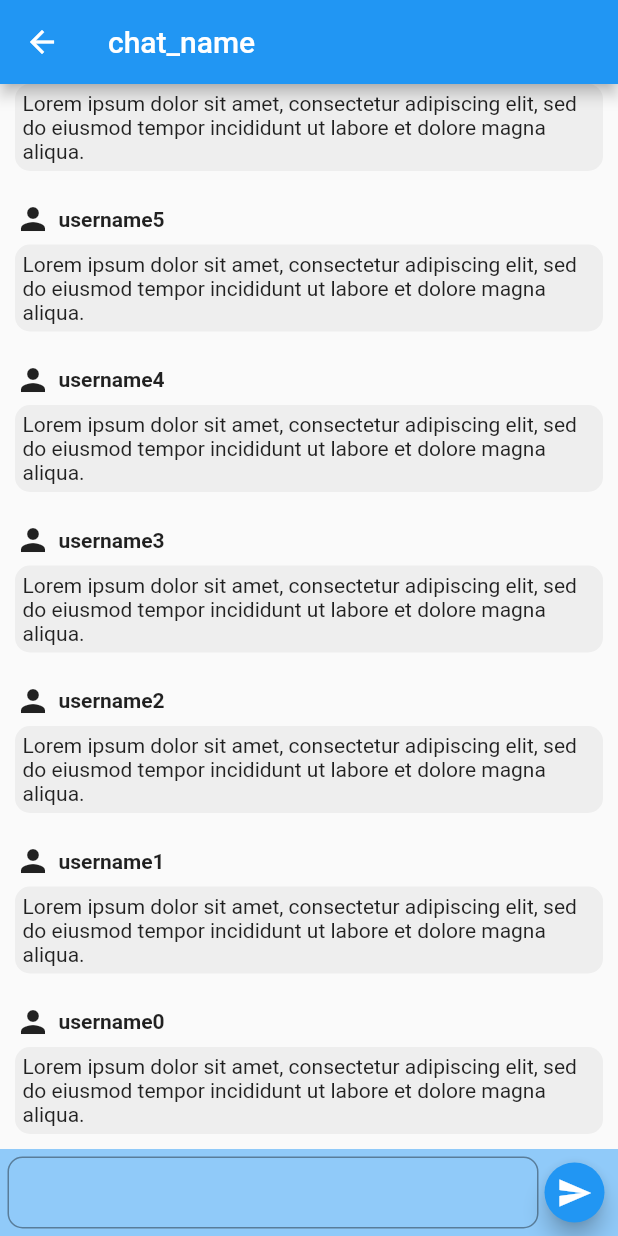
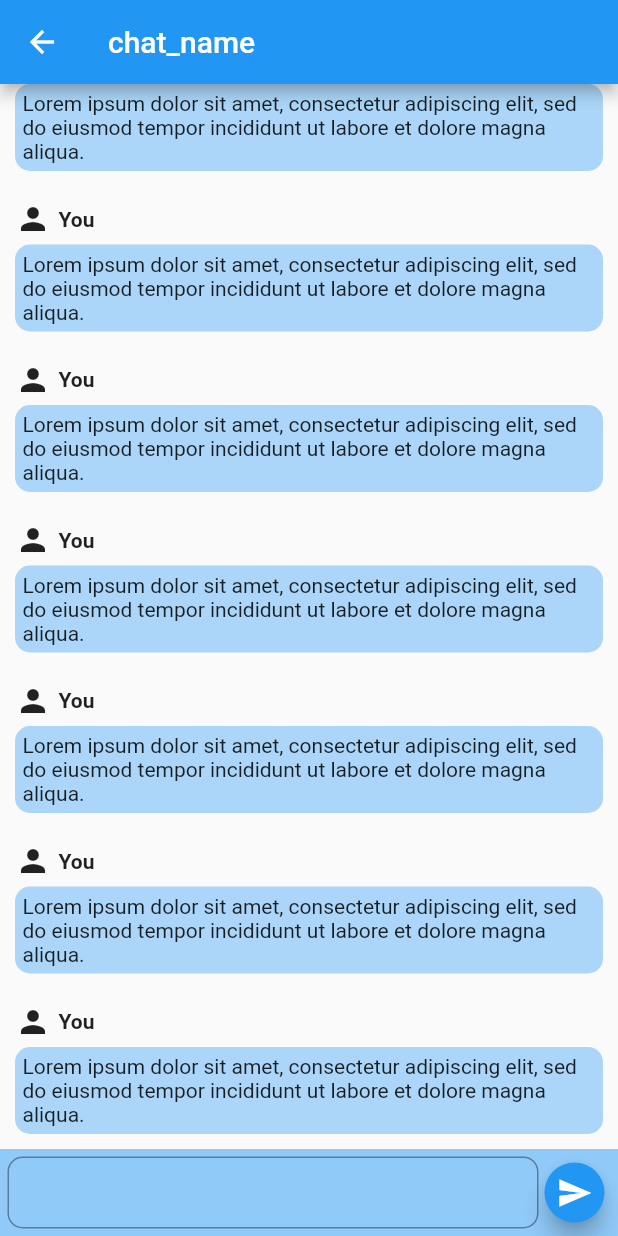
Before and after one commit to afonsoafonsoafonso/bird-chat, a Flutter app: the ChatPage screen opened by its route, on a phone screen of 412 x 824 dp. Run offline on Flutter 3.47's test engine with Material 2 defaults, Android fonts, the phone set to English and light mode, and no system bars.

Commit message:
distinction between other users messages and user messages

```diff
--- a/bird_chat/lib/main.dart
+++ b/bird_chat/lib/main.dart
@@ -1,3 +1,4 @@
+import 'package:bird_chat/screens/ChatPage.dart';
 import 'package:flutter/material.dart';
 import 'package:bird_chat/screens/home.dart';
 import 'router.dart' as router;
@@ -9,7 +10,7 @@ void main() {
       title: 'Bird Chat',
       debugShowCheckedModeBanner: false,
       onGenerateRoute: router.generateRoute,
-      initialRoute: Home.route,
+      initialRoute: ChatPage.route,
     )
   );
 }
--- a/bird_chat/lib/screens/ChatPage.dart
+++ b/bird_chat/lib/screens/ChatPage.dart
@@ -1,3 +1,5 @@
+import 'dart:math';
+
 import 'package:flutter/material.dart';
 import 'package:flutter/widgets.dart';
 
@@ -8,19 +10,16 @@ class ChatPage extends StatelessWidget {
   Widget build(BuildContext context) {
     return Scaffold(
       appBar: AppBar(
-        title: Text(
-          "chat_name"
-        ),
+        title: Text("chat_name"),
       ),
       body: Column(
-        children : <Widget> [
+        children: <Widget>[
           MessageList(),
           ChatForm(),
         ],
       ),
     );
   }
-
 }
 
 class ChatForm extends StatefulWidget {
@@ -56,8 +55,7 @@ class _ChatFormState extends State<ChatForm> {
     return Container(
       child: Row(
         children: <Widget>[
-          drawTextField()
-          ,
+          drawTextField(),
           FloatingActionButton(
             mini: true,
             clipBehavior: Clip.antiAlias,
@@ -84,11 +82,13 @@ class MessageList extends StatefulWidget {
 }
 
 class _MessageListState extends State<MessageList> {
+  final scrollController = new ScrollController();
 
-  final scrollController = new ScrollController();
-  final lorem = "Lorem ipsum dolor sit amet, consectetur adipiscing elit, sed do eiusmod tempor incididunt ut labore et dolore magna aliqua.";
+  final lorem =
+      "Lorem ipsum dolor sit amet, consectetur adipiscing elit, sed do eiusmod tempor incididunt ut labore et dolore magna aliqua.";
 
-  final messages = <String>[];
+  final messages = <Message>[];
+  int idUser = 0;
 
   @override
   void initState() {
@@ -96,13 +96,14 @@ class _MessageListState extends State<MessageList> {
     _populateMessages();
   }
 
-  Widget _buildMessageCard(int i, String text) {
-    return Container(
-      margin: EdgeInsets.symmetric(vertical: 5, horizontal: 5),
-      child: Column(
-        crossAxisAlignment: CrossAxisAlignment.start,
-        children: <Widget>[
-          Container(
+
+  Widget _buildMessageCard(int i, Message msg) {
+
+    bool ownMessage = msg.id == idUser;
+
+    String username = msg.id == idUser ? "You" : "${msg.username}${msg.id}";
+
+    Widget userTitle = Container(
       margin: EdgeInsets.only(top: 10, bottom: 5),
       child: Row(
         children: <Widget>[
@@ -110,7 +111,7 @@ class _MessageListState extends State<MessageList> {
           Container(
             margin: EdgeInsets.only(left: 5),
             child: Text(
-                    "username$i",
+              username,
               style: TextStyle(
                 fontWeight: FontWeight.bold,
               ),
@@ -118,15 +119,26 @@ class _MessageListState extends State<MessageList> {
           ),
         ],
       ),
-          ),
-          Container(
+    );
+
+    Color msgBg = ownMessage ? Theme.of(context).backgroundColor.withAlpha(190) : Color.fromRGBO(1, 1, 1, 0.05);
+
+    Widget textContainer = Container(
       decoration: BoxDecoration(
-              color: Color.fromRGBO(1, 1, 1, 0.05),
+        color: msgBg,
         borderRadius: BorderRadius.circular(10),
       ),
       padding: EdgeInsets.symmetric(vertical: 5, horizontal: 5),
-            child: Text("$text"),
-          )
+      child: Text("${msg.text}"),
+    );
+
+    return Container(
+      margin: EdgeInsets.symmetric(vertical: 5, horizontal: 5),
+      child: Column(
+        crossAxisAlignment: CrossAxisAlignment.start,
+        children: <Widget>[
+          userTitle,
+          textContainer
         ],
       ),
     );
@@ -134,7 +146,13 @@ class _MessageListState extends State<MessageList> {
 
   void _populateMessages() {
     for (int i = 0; i < 10; i++) {
-      messages.add(lorem);
+      int id = Random().nextInt(10);
+      messages.add(new Message(
+        id: id,
+        username: "user",
+        text: lorem,
+        timestamp: 0
+      ));
     }
   }
 
@@ -146,7 +164,7 @@ class _MessageListState extends State<MessageList> {
         scrollDirection: Axis.vertical,
         reverse: true,
         padding: EdgeInsets.all(5),
-        itemBuilder: (context,i) {
+        itemBuilder: (context, i) {
           if (i >= messages.length) {
             _populateMessages();
           }
@@ -157,3 +175,12 @@ class _MessageListState extends State<MessageList> {
     );
   }
 }
+
+class Message {
+  final int id;
+  final String username;
+  final String text;
+  final int timestamp;
+
+  Message({this.id, this.username, this.timestamp, this.text});
+}
```
Lines whose indentation alone changed are shown as unchanged.
